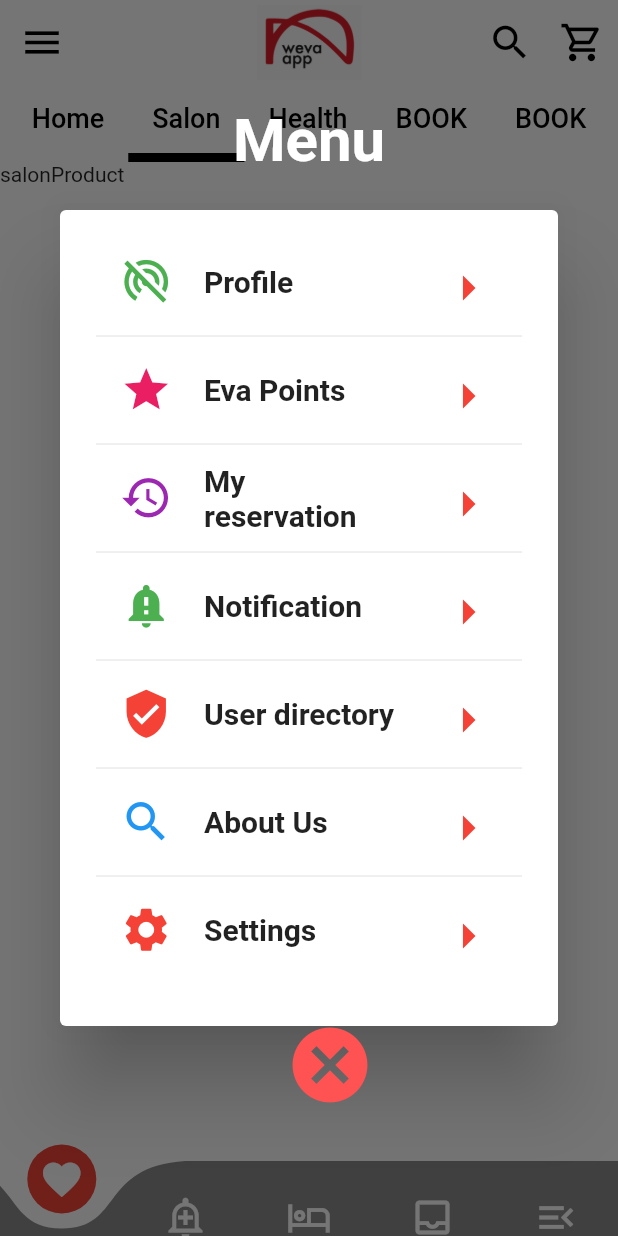
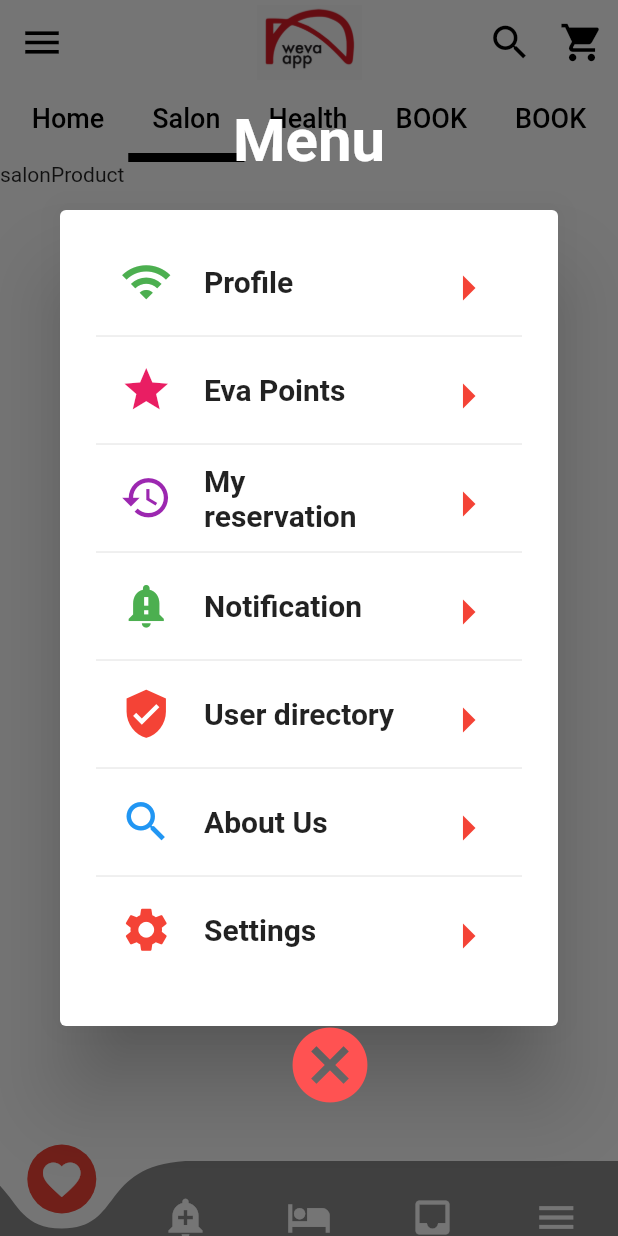
Before and after one commit to xaakib/weva_app, a Flutter app: the HomeScreen screen opened directly, tab 2 chosen, after a tap on the "menu" icon, on a phone screen of 412 x 824 dp. Run offline on Flutter 3.47's test engine with Material 2 defaults, Android fonts, the phone set to English and light mode, and no system bars; drawn by our look-alikes of curved_navigation_bar; our stand-ins replace carousel_pro; missing offline and left inert: international_phone_input; network calls fail.

Commit message:
changed icons for 20.4dart

```diff
--- a/lib/screens/home_screen.dart
+++ b/lib/screens/home_screen.dart
@@ -60,7 +60,7 @@ class _HomeScreenState extends State<HomeScreen> {
                           onPressed: () {}),
                       IconButton(
                           icon: Icon(
-                            Icons.shopping_cart_outlined,
+                            Icons.shopping_cart,
                             color: Colors.black,
                             size: 30,
                           ),
@@ -143,10 +143,10 @@ class _HomeScreenState extends State<HomeScreen> {
         backgroundColor: Colors.white,
         items: <Widget>[
           Icon(Icons.favorite, color: Colors.white, size: 30),
-          Icon(Icons.add_alert_outlined, color: Colors.white, size: 30),
-          Icon(Icons.hotel_outlined, color: Colors.white, size: 30),
-          Icon(Icons.inbox_outlined, color: Colors.white, size: 30),
-          Icon(Icons.menu_open_outlined, color: Colors.white, size: 30),
+          Icon(Icons.add_alert, color: Colors.white, size: 30),
+          Icon(Icons.hotel, color: Colors.white, size: 30),
+          Icon(Icons.inbox, color: Colors.white, size: 30),
+          Icon(Icons.menu, color: Colors.white, size: 30),
         ],
         onTap: (index) {
           //Handle button tap
@@ -174,7 +174,7 @@ class _HomeScreenState extends State<HomeScreen> {
               children: <Widget>[
                 SettingsMenu(
                   icon: Icon(
-                    Icons.portable_wifi_off_outlined,
+                    Icons.wifi,
                     color: Colors.green,
                     size: 35,
                   ),
@@ -192,7 +192,7 @@ class _HomeScreenState extends State<HomeScreen> {
                 Divider(),
                 SettingsMenu(
                   icon: Icon(
-                    Icons.restore_outlined,
+                    Icons.restore,
                     color: Colors.purple,
                     size: 35,
                   ),
--- a/lib/screens/login_screen.dart
+++ b/lib/screens/login_screen.dart
@@ -69,7 +69,7 @@ class _LoginScreenState extends State<LoginScreen> {
                   decoration: InputDecoration(
                     labelText: 'Password',
                     border: OutlineInputBorder(),
-                    suffixIcon: Icon(Icons.lock_open_outlined),
+                    suffixIcon: Icon(Icons.lock_open),
                   ),
                 ),
                 SizedBox(
--- a/lib/screens/pages/home_product.dart
+++ b/lib/screens/pages/home_product.dart
@@ -76,7 +76,7 @@ class _HomeProductState extends State<HomeProduct> {
                 ),
                 FlightCategori(
                   icon: Icon(
-                    Icons.train_outlined,
+                    Icons.train,
                     color: Colors.white,
                     size: 35,
                   ),
@@ -85,7 +85,7 @@ class _HomeProductState extends State<HomeProduct> {
                 ),
                 FlightCategori(
                   icon: Icon(
-                    Icons.multiple_stop_rounded,
+                    Icons.multiline_chart,
                     color: Colors.white,
                     size: 35,
                   ),
--- a/lib/widgets/setting_menu.dart
+++ b/lib/widgets/setting_menu.dart
@@ -19,7 +19,7 @@ class SettingsMenu extends StatelessWidget {
         trailing: IconButton(
           onPressed: () {},
           icon: Icon(
-            Icons.arrow_right_sharp,
+            Icons.arrow_right,
             size: 40,
             color: Colors.red,
           ),
```
Also changed, not shown: pubspec.yaml (+4 -4 lines), pubspec.lock.
